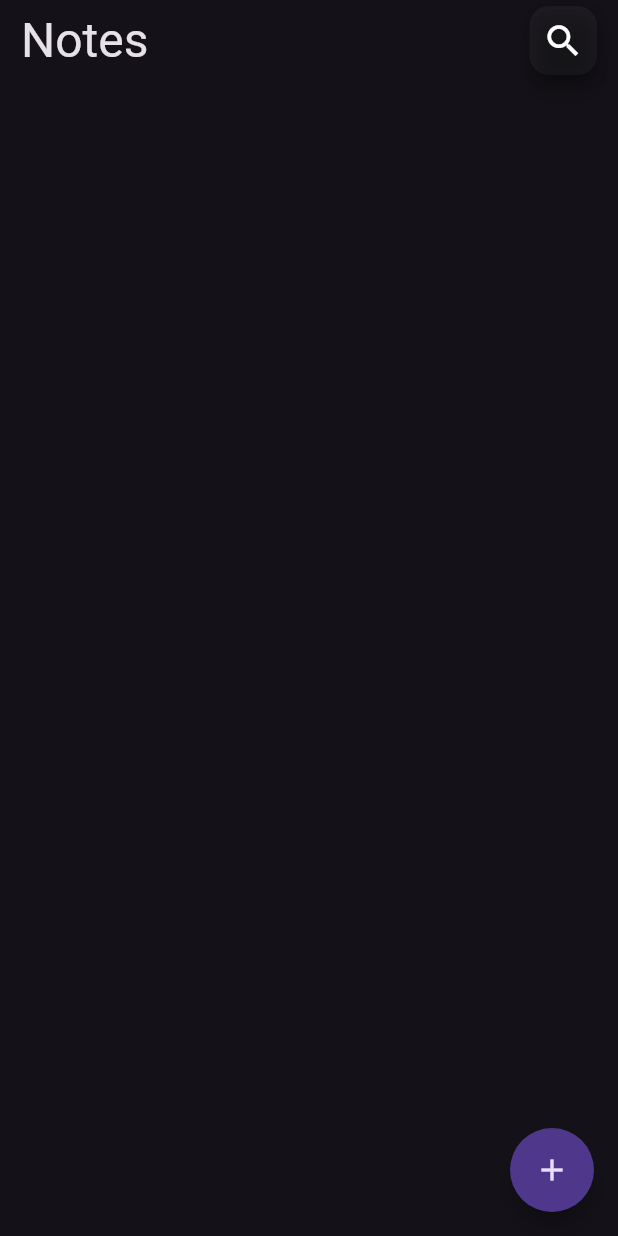
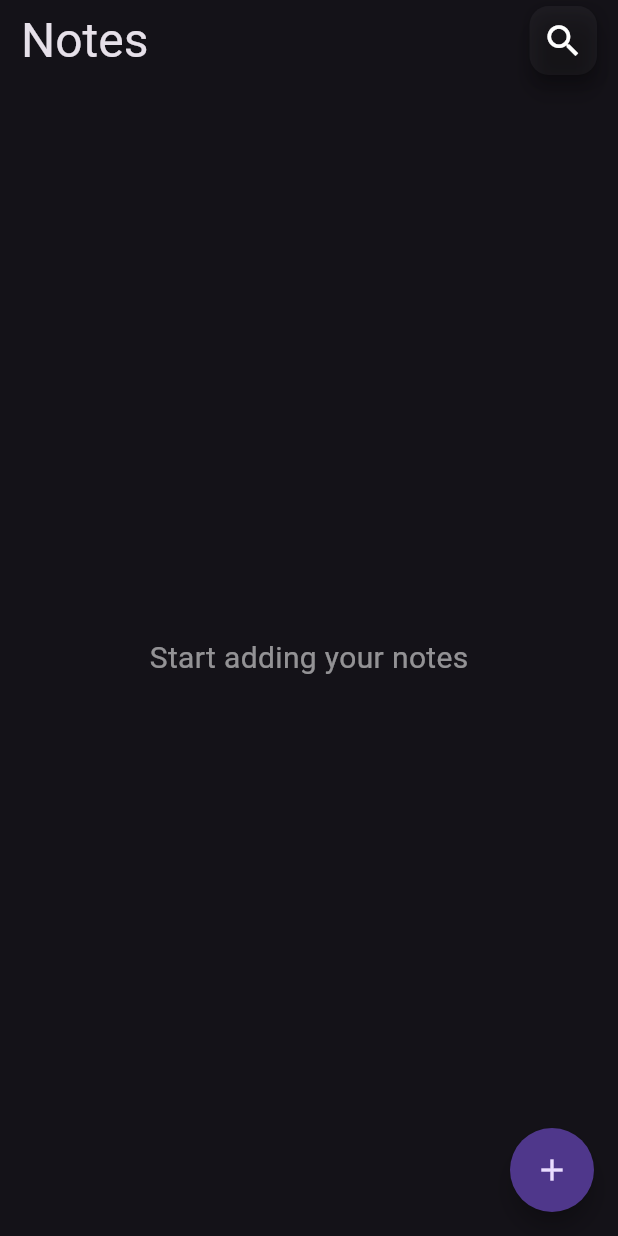
Before and after one commit to AhmedKhaled858/notes_app, a Flutter app: the screen it shows after launch, on a phone screen of 412 x 824 dp. Run offline on Flutter 3.47's test engine with Material 3 defaults, Android fonts, the phone set to English and light mode, and no system bars; our stand-ins replace bloc, flutter_bloc, go_router, hive, hive_flutter, responsive_framework and 1 more; accounts and stored records are empty.

Commit message:
add text when first run the app

```diff
--- a/lib/features/notes/presentation/views/widgets/notes_listview.dart
+++ b/lib/features/notes/presentation/views/widgets/notes_listview.dart
@@ -1,4 +1,4 @@
-import 'package:flutter/widgets.dart';
+import 'package:flutter/material.dart';
 import 'package:flutter_bloc/flutter_bloc.dart';
 import 'package:note_app/features/notes/data/models/note_model.dart';
 import 'package:note_app/features/notes/presentation/manger/cubits/notes_cubit/cubit/notes_cubit.dart';
@@ -11,22 +11,26 @@ class NotesListview extends StatelessWidget {
   Widget build(BuildContext context) {
     return BlocBuilder<NotesCubit, List<NoteModel>>(
       builder: (context, notes) {
+        if (notes.isEmpty) {
+          return const Center(
+            child: Text(
+              'Start adding your notes',
+              style: TextStyle(
+                fontSize: 20,
+                color: Colors.white54,
+              ),
+            ),
+          );
+        }
+
         return Padding(
           padding: const EdgeInsets.symmetric(vertical: 8.0),
-          // child: ListView.builder(
-          //   itemCount: notes.length,
-          //   itemBuilder: (context,index){
-          //  return Padding(
-          //     padding: const EdgeInsets.all(8.0),
-          //     child: NoteItem(),
-          //   );
-          // })
           child: CustomScrollView(
             slivers: [
               SliverList(
                 delegate: SliverChildBuilderDelegate(
+                  (context, index) => NoteItem(note: notes[index]),
                   childCount: notes.length,
-                  (context, index) => NoteItem(note: notes[index]),
                 ),
               ),
             ],
```
Also changed, not shown: lib/features/notes/presentation/views/widgets/delete_icon.dart (+1 -6 lines).
